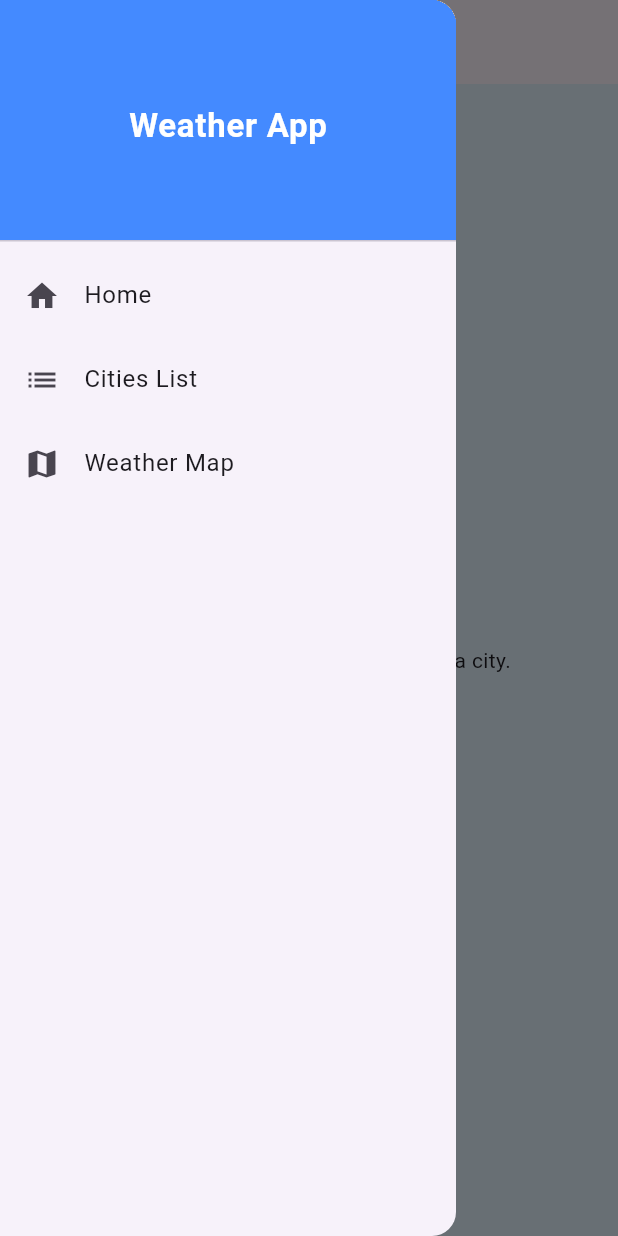
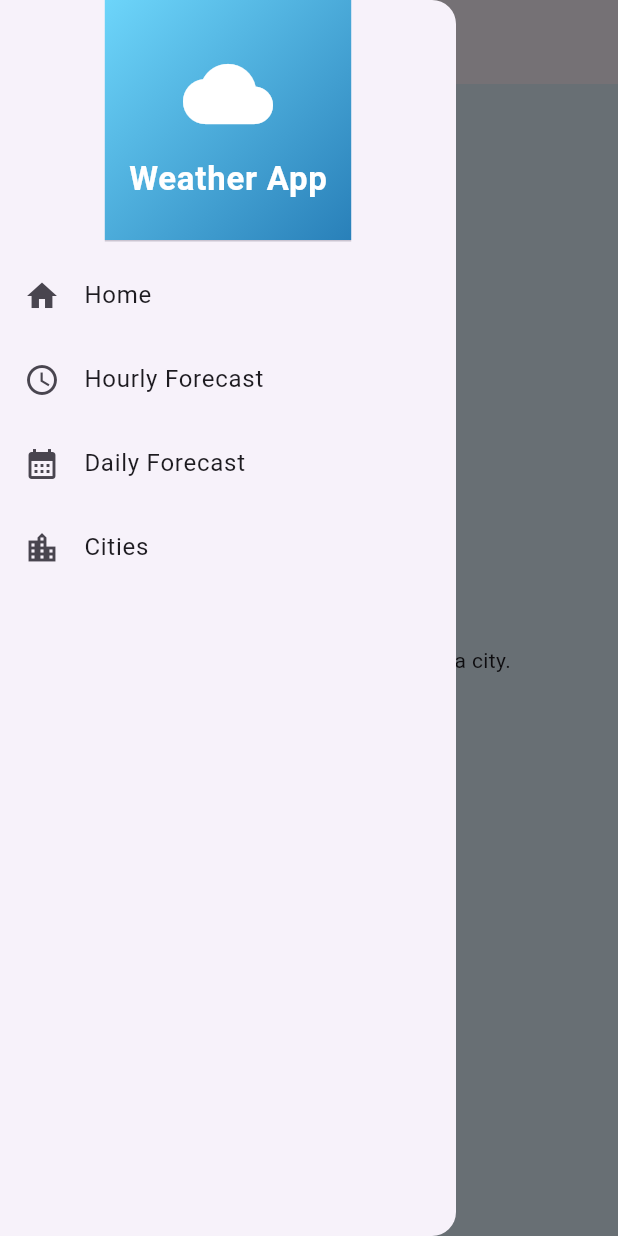
Before and after one commit to ShathaDaseh/weather_app_shatha, a Flutter app: the Forecast3DaysScreen screen opened by its route, with the side drawer open, on a phone screen of 412 x 824 dp. Run offline on Flutter 3.47's test engine with Material 3 defaults, Android fonts, the phone set to English and light mode, and no system bars; our stand-ins replace flutter_local_notifications, geolocator; network calls fail.

Commit message:
some toch drawer and screens

```diff
--- a/lib/widgets/app_drawer.dart
+++ b/lib/widgets/app_drawer.dart
@@ -6,15 +6,22 @@ class AppDrawer extends StatelessWidget {
   @override
   Widget build(BuildContext context) {
     return Drawer(
-      child: ListView(
-        padding: EdgeInsets.zero,
+      child: Column(
         children: [
           DrawerHeader(
             decoration: const BoxDecoration(
-              color: Colors.blueAccent,
+              gradient: LinearGradient(
+                colors: [Color(0xFF6DD5FA), Color(0xFF2980B9)],
+                begin: Alignment.topLeft,
+                end: Alignment.bottomRight,
               ),
-            child: Center(
-              child: Text(
+            ),
+            child: Column(
+              mainAxisAlignment: MainAxisAlignment.center,
+              children: const [
+                Icon(Icons.cloud, size: 60, color: Colors.white),
+                SizedBox(height: 10),
+                Text(
                   "Weather App",
                   style: TextStyle(
                     color: Colors.white,
@@ -22,22 +29,40 @@ class AppDrawer extends StatelessWidget {
                     fontWeight: FontWeight.bold,
                   ),
                 ),
+              ],
             ),
           ),
           ListTile(
             leading: const Icon(Icons.home),
             title: const Text("Home"),
-            onTap: () => Navigator.pushReplacementNamed(context, '/'),
+            onTap: () {
+              Navigator.pop(context); // Close the drawer
+              Navigator.pushNamedAndRemoveUntil(context, "/", (route) => false);
+            },
           ),
           ListTile(
-            leading: const Icon(Icons.list),
-            title: const Text("Cities List"),
-            onTap: () => Navigator.pushReplacementNamed(context, '/cities'),
+            leading: const Icon(Icons.access_time),
+            title: const Text("Hourly Forecast"),
+            onTap: () {
+              Navigator.pop(context); // Close the drawer
+              Navigator.pushNamed(context, "/hourly");
+            },
           ),
           ListTile(
-            leading: const Icon(Icons.map),
-            title: const Text("Weather Map"),
-            onTap: () => Navigator.pushNamed(context, '/weathermap'),
+            leading: const Icon(Icons.calendar_month),
+            title: const Text("Daily Forecast"),
+            onTap: () {
+              Navigator.pop(context); // Close the drawer
+              Navigator.pushNamed(context, "/forecast3days");
+            },
+          ),
+          ListTile(
+            leading: const Icon(Icons.location_city),
+            title: const Text("Cities"),
+            onTap: () {
+              Navigator.pop(context); // Close the drawer
+              Navigator.pushNamed(context, "/cities");
+            },
           ),
         ],
       ),
--- a/lib/widgets/weather_card.dart
+++ b/lib/widgets/weather_card.dart
@@ -5,7 +5,6 @@ class WeatherCard extends StatelessWidget {
   final String temp;
   final String conditionText;
   final String iconUrl;
-  final VoidCallback? onTap;
   final VoidCallback? onDetails;
 
   const WeatherCard({
@@ -14,7 +13,6 @@ class WeatherCard extends StatelessWidget {
     required this.temp,
     required this.conditionText,
     required this.iconUrl,
-    this.onTap,
     this.onDetails,
   });
 
@@ -29,7 +27,7 @@ class WeatherCard extends StatelessWidget {
         borderRadius: BorderRadius.circular(16),
       ),
       child: ListTile(
-        onTap: onTap,
+        onTap: onDetails,
         contentPadding:
             const EdgeInsets.symmetric(horizontal: 16, vertical: 12),
 
```
Also changed, not shown: lib/providers/weather_provider.dart (+6 -8 lines), lib/screens/cities_screen.dart (+1 -12 lines), lib/screens/detailed_weather_screen.dart (+25 -42 lines), lib/screens/home_screen.dart (+31 -15 lines), lib/models/city.dart (deleted). Lines whose indentation alone changed are shown as unchanged.
